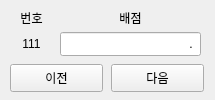
Before: the Qt Designer form UI/Grading31.ui in yuj09161/grademanage, drawn with Qt 5.
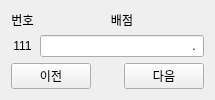
After: the same form once the commit is applied.

Commit message:
UI 수정
+버그 수정 반영

What changed in the file:
```diff
--- a/UI/Grading31.ui
+++ b/UI/Grading31.ui
@@ -13,15 +13,9 @@
   <property name="windowTitle">
    <string>Form</string>
   </property>
+  <layout class="QGridLayout" name="gridLayout">
+   <item row="0" column="0">
   <widget class="QLabel" name="lbNum">
-   <property name="geometry">
-    <rect>
-     <x>11</x>
-     <y>10</y>
-     <width>41</width>
-     <height>16</height>
-    </rect>
-   </property>
    <property name="text">
     <string>번호</string>
    </property>
@@ -29,31 +23,9 @@
     <set>Qt::AlignCenter</set>
    </property>
   </widget>
-  <widget class="QLineEdit" name="lineEdit">
-   <property name="geometry">
-    <rect>
-     <x>60</x>
-     <y>32</y>
-     <width>141</width>
-     <height>24</height>
-    </rect>
-   </property>
-   <property name="inputMask">
-    <string>D.d</string>
-   </property>
-   <property name="alignment">
-    <set>Qt::AlignRight|Qt::AlignTrailing|Qt::AlignVCenter</set>
-   </property>
-  </widget>
+   </item>
+   <item row="0" column="1">
   <widget class="QLabel" name="lbPoint">
-   <property name="geometry">
-    <rect>
-     <x>60</x>
-     <y>10</y>
-     <width>141</width>
-     <height>16</height>
-    </rect>
-   </property>
    <property name="text">
     <string>배점</string>
    </property>
@@ -61,15 +33,9 @@
     <set>Qt::AlignCenter</set>
    </property>
   </widget>
+   </item>
+   <item row="1" column="0">
   <widget class="QLabel" name="lbNo">
-   <property name="geometry">
-    <rect>
-     <x>11</x>
-     <y>36</y>
-     <width>41</width>
-     <height>16</height>
-    </rect>
-   </property>
    <property name="text">
     <string>111</string>
    </property>
@@ -77,32 +43,66 @@
     <set>Qt::AlignCenter</set>
    </property>
   </widget>
-  <widget class="QPushButton" name="btnNext">
-   <property name="geometry">
-    <rect>
-     <x>111</x>
-     <y>64</y>
-     <width>93</width>
-     <height>28</height>
-    </rect>
-   </property>
-   <property name="text">
-    <string>다음</string>
-   </property>
-  </widget>
-  <widget class="QPushButton" name="btnBack">
-   <property name="geometry">
-    <rect>
-     <x>10</x>
-     <y>64</y>
-     <width>93</width>
-     <height>28</height>
-    </rect>
-   </property>
+   </item>
+   <item row="1" column="1">
+    <widget class="QLineEdit" name="lineEdit">
+     <property name="inputMask">
+      <string>D.d</string>
+     </property>
+     <property name="alignment">
+      <set>Qt::AlignRight|Qt::AlignTrailing|Qt::AlignVCenter</set>
+     </property>
+    </widget>
+   </item>
+   <item row="2" column="0" colspan="2">
+    <widget class="QWidget" name="widBot" native="true">
+     <layout class="QHBoxLayout" name="horizontalLayout_3">
+      <property name="spacing">
+       <number>0</number>
+      </property>
+      <property name="leftMargin">
+       <number>0</number>
+      </property>
+      <property name="topMargin">
+       <number>0</number>
+      </property>
+      <property name="rightMargin">
+       <number>0</number>
+      </property>
+      <property name="bottomMargin">
+       <number>0</number>
+      </property>
+      <item>
+       <widget class="QPushButton" name="btnBack_3">
    <property name="text">
     <string>이전</string>
    </property>
   </widget>
+      </item>
+      <item>
+       <spacer name="spH_3">
+        <property name="orientation">
+         <enum>Qt::Horizontal</enum>
+        </property>
+        <property name="sizeHint" stdset="0">
+         <size>
+          <width>40</width>
+          <height>20</height>
+         </size>
+        </property>
+       </spacer>
+      </item>
+      <item>
+       <widget class="QPushButton" name="btnNext_3">
+        <property name="text">
+         <string>다음</string>
+        </property>
+       </widget>
+      </item>
+     </layout>
+    </widget>
+   </item>
+  </layout>
  </widget>
  <resources/>
  <connections/>
```
Lines whose indentation alone changed are shown as unchanged. The commit also changes 7 other files.
